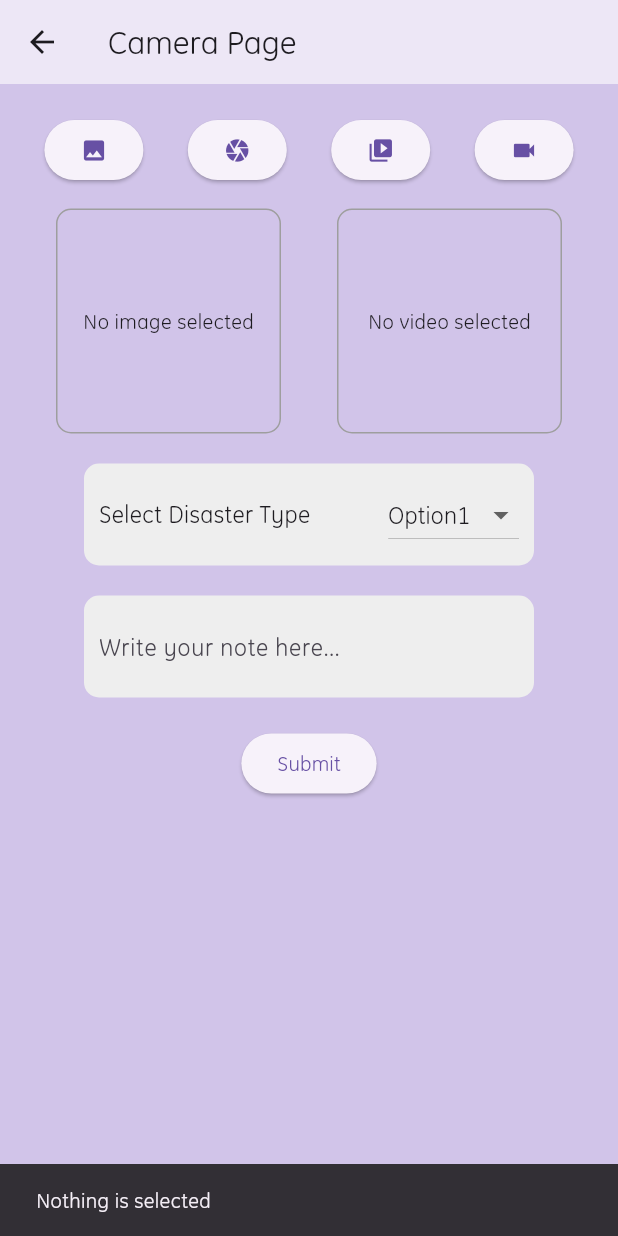
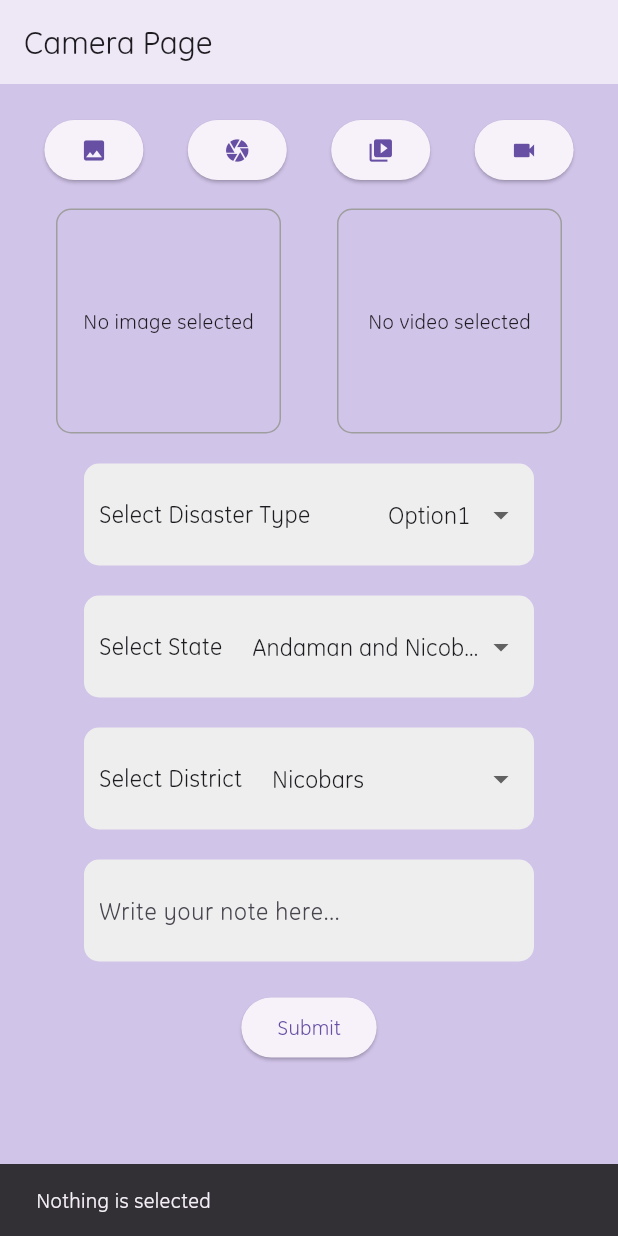
Before and after one commit to dot-config-IIITS/application-SIH-BachavSetu, a Flutter app: the CameraPage screen opened directly, after a tap on the "photo" icon, on a phone screen of 412 x 824 dp. Run offline on Flutter 3.47's test engine with Material 3 defaults, Android fonts, the phone set to English and light mode, and no system bars; our stand-ins replace curved_navigation_bar, flutter_map, image_picker, ionicons, latlong2, socket_io_client.

Commit message:
Added state and district in camera options.

```diff
--- a/bachavsetu/lib/camera/camera_page.dart
+++ b/bachavsetu/lib/camera/camera_page.dart
@@ -1,6 +1,9 @@
 import 'package:flutter/material.dart';
+import 'package:flutter/services.dart';
 import 'dart:io';
 import 'package:image_picker/image_picker.dart';
+
+import 'dart:convert';
 
 class CameraPage extends StatefulWidget {
   const CameraPage({Key? key}) : super(key: key);
@@ -33,6 +36,36 @@ class _CameraPageState extends State<CameraPage> {
     'Option14',
     'Option15',
   ];
+
+  late List<String> stateNames;
+  Map<String, List<String>> districts = {};
+  late String selectedStateName;
+  late String selectedDistrict;
+  String feedback = '';
+
+  @override
+  void initState() {
+    super.initState();
+    selectedStateName = 'xd';
+    selectedDistrict = '';
+    stateNames = [];
+    _loadStatesAndDistricts();
+  }
+
+  Future<void> _loadStatesAndDistricts() async {
+    final String data = await rootBundle.loadString('assets/settingsAssets/states_districts.json');
+    final Map<String, dynamic> statesData = json.decode(data);
+
+    statesData.forEach((key, value) {
+      stateNames.add(value['name']);
+      districts[value['name']] = List<String>.from(value['districts']);
+    });
+
+    setState(() {
+      selectedStateName = stateNames.isNotEmpty ? stateNames[0] : '';
+      selectedDistrict = districts[selectedStateName]!.isNotEmpty ? districts[selectedStateName]![0] : '';
+    });
+  }
 
   @override
   Widget build(BuildContext context) {
@@ -133,7 +166,9 @@ class _CameraPageState extends State<CameraPage> {
                       'Select Disaster Type',
                       style: TextStyle(fontSize: 16),
                     ),
-                    DropdownButton<String>(
+                    Flexible(
+                      child: DropdownButton<String>(
+                        underline: Container(),
                         value: selectedDisasterOption,
                         onChanged: _onDropdownChanged,
                         items: disasterOption.map((option) {
@@ -142,6 +177,90 @@ class _CameraPageState extends State<CameraPage> {
                             child: Text(option),
                           );
                         }).toList(),
+                      ),
+                    ),
+                  ],
+                ),
+              ),
+              const SizedBox(height: 20),
+              Container(
+                width: 300,
+                padding: const EdgeInsets.all(10),
+                decoration: BoxDecoration(
+                  color: Colors.grey[200],
+                  borderRadius: BorderRadius.circular(10),
+                ),
+                child: Row(
+                  mainAxisAlignment: MainAxisAlignment.spaceBetween,
+                  children: [
+                    const Text(
+                      'Select State',
+                      style: TextStyle(fontSize: 16),
+                    ),
+                    const SizedBox(
+                      width: 20,
+                    ),
+                    Flexible(
+                      child: DropdownButton<String>(
+                        underline: Container(),
+                        isExpanded: true,
+                        value: selectedStateName,
+                        onChanged: (value) {
+                          setState(() {
+                            selectedStateName = value!;
+                            selectedDistrict = districts[value]!.isNotEmpty ? districts[value]![0] : '';
+                          });
+                        },
+                        items: stateNames.map((option) {
+                          return DropdownMenuItem<String>(
+                            value: option,
+                            child: Text(
+                              option,
+                              overflow: TextOverflow.ellipsis,
+                            ),
+                          );
+                        }).toList(),
+                      ),
+                    ),
+                  ],
+                ),
+              ),
+              const SizedBox(height: 20),
+              Container(
+                width: 300,
+                padding: const EdgeInsets.all(10),
+                decoration: BoxDecoration(
+                  color: Colors.grey[200],
+                  borderRadius: BorderRadius.circular(10),
+                ),
+                child: Row(
+                  mainAxisAlignment: MainAxisAlignment.spaceBetween,
+                  children: [
+                    const Text(
+                      'Select District',
+                      style: TextStyle(fontSize: 16),
+                    ),
+                    const SizedBox(
+                      width: 20,
+                    ),
+                    Flexible(
+                      child: DropdownButton<String>(
+                        underline: Container(),
+                        isExpanded: true,
+                        value: selectedDistrict,
+                        onChanged: (value) {
+                          setState(() {
+                            selectedDistrict = value!;
+                          });
+                        },
+                        items: districts[selectedStateName]?.map((district) {
+                              return DropdownMenuItem<String>(
+                                value: district,
+                                child: Text(district),
+                              );
+                            }).toList() ??
+                            [],
+                      ),
                     ),
                   ],
                 ),
--- a/bachavsetu/lib/main.dart
+++ b/bachavsetu/lib/main.dart
@@ -1,3 +1,4 @@
+import 'package:bachavsetu/camera/camera_page.dart';
 import 'package:bachavsetu/login/welcome.dart';
 import 'package:flutter/material.dart';
 import 'login/socket_manager.dart';
@@ -24,7 +25,7 @@ class MyApp extends StatelessWidget {
         // home: ArticleHomePage(),
         // home: InitPage(),
         // home: MockDrill(),
-      home: SettingsPage(),
-    );
+        // home: SettingsPage(),
+        home: CameraPage());
   }
 }
```
Lines whose indentation alone changed are shown as unchanged.
